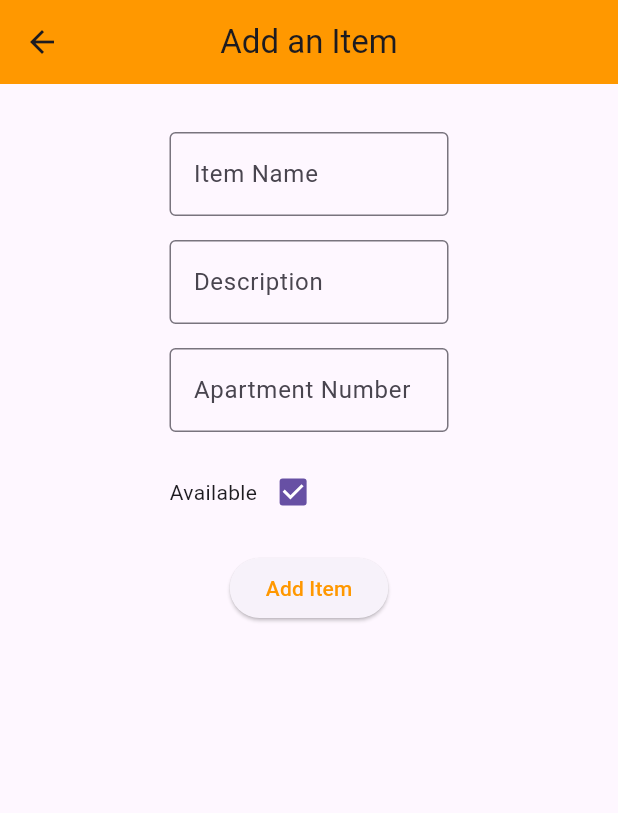
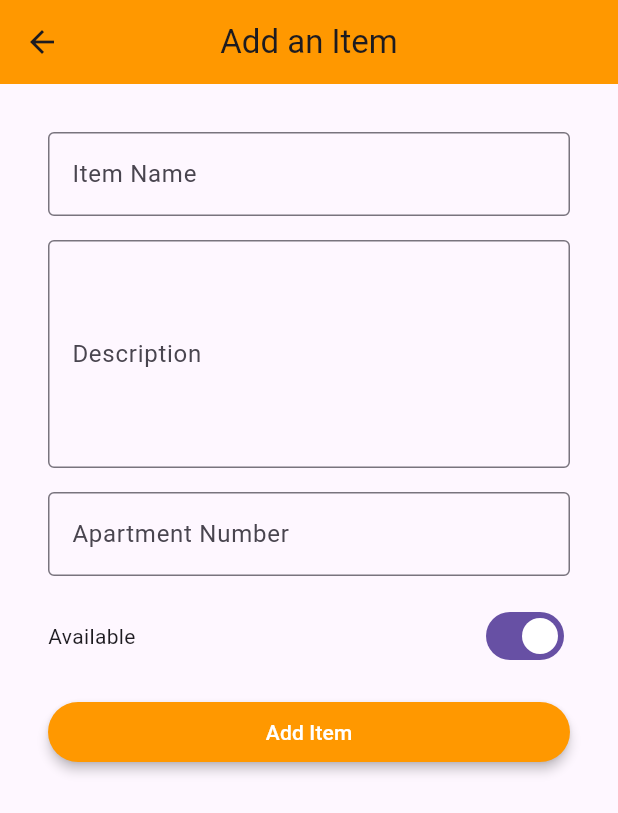
Before and after one commit to chenyb4/NeighborShare-Frontend, a Flutter app: the AddItem screen opened by its route, on a phone screen of 412 x 824 dp. Shown: the top 813 px of the screen. Run offline on Flutter 3.47's test engine with Material 3 defaults, Android fonts, the phone set to English and light mode, and no system bars; network calls fail.

Commit message:
make better UI for add item screen

```diff
--- a/lib/screens/add_item.dart
+++ b/lib/screens/add_item.dart
@@ -14,7 +14,6 @@ class AddItem extends StatefulWidget {
 class _AddItemState extends State<AddItem> {
   late TextEditingController _partyNameController;
   late TextEditingController _descriptionController;
-
   late TextEditingController _apartmentNumberController;
 
   bool _isAvailable = true;
@@ -24,7 +23,6 @@ class _AddItemState extends State<AddItem> {
     super.initState();
     _partyNameController = TextEditingController();
     _descriptionController = TextEditingController();
-
     _apartmentNumberController = TextEditingController();
   }
 
@@ -32,7 +30,6 @@ class _AddItemState extends State<AddItem> {
   void dispose() {
     _partyNameController.dispose();
     _descriptionController.dispose();
-
     _apartmentNumberController.dispose();
     super.dispose();
   }
@@ -43,11 +40,11 @@ class _AddItemState extends State<AddItem> {
       'description': _descriptionController.text,
       'apartmentNumber': _apartmentNumberController.text,
       'isAvailable': _isAvailable,
-      'ownerEmail':'chenyb4work@outlook.com'
+      'ownerEmail': 'chenyb4work@outlook.com'
     };
 
     final response = await http.post(
-      Uri.parse(baseUrl+'/items/'),
+      Uri.parse(baseUrl + '/items/'),
       headers: <String, String>{
         'Content-Type': 'application/json; charset=UTF-8',
       },
@@ -65,7 +62,6 @@ class _AddItemState extends State<AddItem> {
       // Clear text fields after adding the item
       _partyNameController.clear();
       _descriptionController.clear();
-
       _apartmentNumberController.clear();
       setState(() {
         _isAvailable = true;
@@ -74,7 +70,6 @@ class _AddItemState extends State<AddItem> {
       Future.delayed(Duration(milliseconds: 800), () {
         Navigator.pop(context);
       });
-
     } else {
       // Item addition failed
       ScaffoldMessenger.of(context).showSnackBar(
@@ -94,12 +89,10 @@ class _AddItemState extends State<AddItem> {
         centerTitle: true,
         backgroundColor: themeColorShade1,
       ),
-      body: Center(
-        child: SizedBox(
-          width: 250,
-          child: Padding(
+      body: SingleChildScrollView(
         padding: EdgeInsets.all(32.0),
         child: Column(
+          crossAxisAlignment: CrossAxisAlignment.stretch,
           children: [
             TextField(
               controller: _partyNameController,
@@ -111,6 +104,7 @@ class _AddItemState extends State<AddItem> {
             SizedBox(height: 16),
             TextField(
               controller: _descriptionController,
+              maxLines: 5, // Larger text field for description
               decoration: InputDecoration(
                 border: OutlineInputBorder(),
                 labelText: 'Description',
@@ -126,13 +120,14 @@ class _AddItemState extends State<AddItem> {
             ),
             SizedBox(height: 16),
             Row(
+              mainAxisAlignment: MainAxisAlignment.spaceBetween,
               children: [
                 Text('Available'),
-                    Checkbox(
+                Switch(
                   value: _isAvailable,
                   onChanged: (value) {
                     setState(() {
-                          _isAvailable = value ?? false;
+                      _isAvailable = value;
                     });
                   },
                 ),
@@ -141,14 +136,18 @@ class _AddItemState extends State<AddItem> {
             SizedBox(height: 16),
             ElevatedButton(
               onPressed: _addItem,
+              style: ElevatedButton.styleFrom(
+                primary: themeColorShade1, // Background color
+                elevation: 3, // Shadow elevation
+              ),
               child: Text(
                 "Add Item",
-                    style: TextStyle(color: themeColorShade1),
+                style: TextStyle(color: Colors.white), // Text color
               ),
             ),
+
+
           ],
-            ),
-          ),
         ),
       ),
     );
```
Lines whose indentation alone changed are shown as unchanged.
